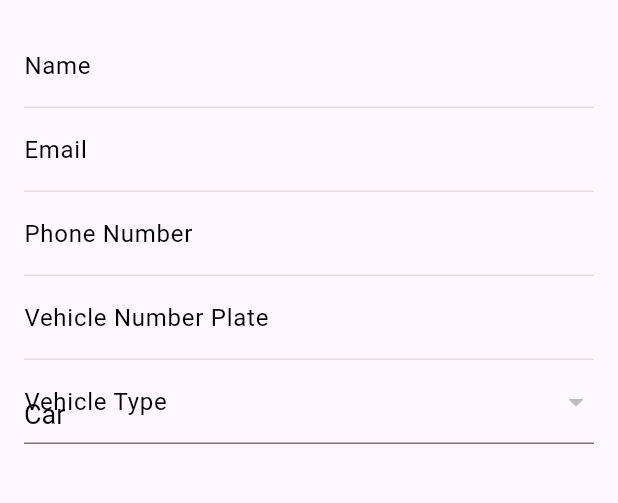
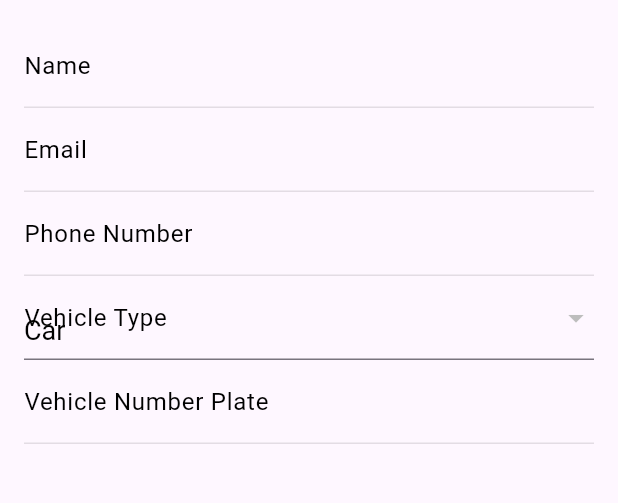
Before and after one commit to kaizhelam/GroceryDeliveryAppDriver, a Flutter app: the ProfileScreen screen opened directly with empty values, on a phone screen of 412 x 824 dp, the part 84-587 px from its top. Run offline on Flutter 3.47's test engine with Material 3 defaults, Android fonts, the light colour scheme and no system bars; our stand-ins replace cloud_firestore, firebase_core, fluttertoast, google_maps_flutter, location, timezone; missing offline and left inert: flutter_polyline_points; accounts and stored records are empty.

Commit message:
update commit

```diff
--- a/grocery_delivery_app_driver/lib/widget/bottombar.dart
+++ b/grocery_delivery_app_driver/lib/widget/bottombar.dart
@@ -12,7 +12,7 @@ class _bottomBarScreenState extends State<bottomBarScreen> {
   Widget build(BuildContext context) {
     return Scaffold(
       appBar: AppBar(
-        title: Text('Profile', style: TextStyle(color: Colors.white),),
+        title: const Text('Profile', style: TextStyle(color: Colors.white),),
         backgroundColor: Colors.cyan,
       ),
     );
--- a/grocery_delivery_app_driver/lib/widget/profile.dart
+++ b/grocery_delivery_app_driver/lib/widget/profile.dart
@@ -15,11 +15,11 @@ class ProfileScreen extends StatefulWidget {
 }
 
 class _ProfileScreenState extends State<ProfileScreen> {
-  late TextEditingController _nameController = TextEditingController();
-  late TextEditingController _emailController = TextEditingController();
-  late TextEditingController _phoneNumberController = TextEditingController();
-  late TextEditingController _numberPlateController = TextEditingController();
-  String _selectedVehicleType = 'Car'; // Default value
+  late final TextEditingController _nameController = TextEditingController();
+  late final TextEditingController _emailController = TextEditingController();
+  late final TextEditingController _phoneNumberController = TextEditingController();
+  late final TextEditingController _numberPlateController = TextEditingController();
+  String _selectedVehicleType = 'Car';
 
   bool _isEditing = false;
 
@@ -41,7 +41,7 @@ class _ProfileScreenState extends State<ProfileScreen> {
           _emailController.text = doc['email'];
           _phoneNumberController.text = doc['phoneNumber'];
           _numberPlateController.text = doc['vehicleNumberPlate'];
-          _selectedVehicleType = doc['vehicleType'] ?? 'Car'; // Set default value if null or invalid
+          _selectedVehicleType = doc['vehicleType'] ?? 'Car';
         });
       }
     }).catchError((error) {
@@ -92,7 +92,7 @@ class _ProfileScreenState extends State<ProfileScreen> {
   Widget build(BuildContext context) {
     return Scaffold(
       appBar: AppBar(
-        title: Text(
+        title: const Text(
           'Profile',
           style: TextStyle(color: Colors.white),
         ),
@@ -107,14 +107,14 @@ class _ProfileScreenState extends State<ProfileScreen> {
         ],
       ),
       body: Padding(
-        padding: EdgeInsets.all(16.0),
+        padding: const EdgeInsets.all(16.0),
         child: Column(
           crossAxisAlignment: CrossAxisAlignment.start,
           children: [
             TextField(
               controller: _nameController,
               enabled: _isEditing,
-              decoration: InputDecoration(
+              decoration: const InputDecoration(
                 labelText: 'Name',
                 labelStyle: TextStyle(color: Colors.black),
               ),
@@ -123,7 +123,7 @@ class _ProfileScreenState extends State<ProfileScreen> {
             TextField(
               controller: _emailController,
               enabled: _isEditing,
-              decoration: InputDecoration(
+              decoration: const InputDecoration(
                 labelText: 'Email',
                 labelStyle: TextStyle(color: Colors.black),
               ),
@@ -132,17 +132,8 @@ class _ProfileScreenState extends State<ProfileScreen> {
             TextField(
               controller: _phoneNumberController,
               enabled: _isEditing,
-              decoration: InputDecoration(
+              decoration: const InputDecoration(
                 labelText: 'Phone Number',
-                labelStyle: TextStyle(color: Colors.black),
-              ),
-              style: TextStyle(color: _isEditing ? null : Colors.black),
-            ),
-            TextField(
-              controller: _numberPlateController,
-              enabled: _isEditing,
-              decoration: InputDecoration(
-                labelText: 'Vehicle Number Plate',
                 labelStyle: TextStyle(color: Colors.black),
               ),
               style: TextStyle(color: _isEditing ? null : Colors.black),
@@ -161,17 +152,26 @@ class _ProfileScreenState extends State<ProfileScreen> {
                   value: value,
                   child: Text(
                     value,
-                    style: TextStyle(color: Colors.black, fontSize: 18), // Set text color to black
+                    style: const TextStyle(color: Colors.black, fontSize: 18),
                   ),
                 );
               }).toList(),
-              decoration: InputDecoration(
+              decoration: const InputDecoration(
                 labelText: 'Vehicle Type',
                 labelStyle: TextStyle(color: Colors.black),
               ),
               style: TextStyle(color: _isEditing ? null : Colors.black),
             ),
-            if (_isEditing) SizedBox(height: 20),
+            TextField(
+              controller: _numberPlateController,
+              enabled: _isEditing,
+              decoration: const InputDecoration(
+                labelText: 'Vehicle Number Plate',
+                labelStyle: TextStyle(color: Colors.black),
+              ),
+              style: TextStyle(color: _isEditing ? null : Colors.black),
+            ),
+            if (_isEditing) const SizedBox(height: 20),
             if (_isEditing)
               ElevatedButton(
                 onPressed: _saveChanges,
@@ -181,7 +181,7 @@ class _ProfileScreenState extends State<ProfileScreen> {
                   foregroundColor:
                   MaterialStateProperty.all<Color>(Colors.white),
                 ),
-                child: Text('Save Changes'),
+                child: const Text('Save Changes'),
               ),
           ],
         ),
```
Also changed, not shown: grocery_delivery_app_driver/lib/main.dart (+4 -4 lines), grocery_delivery_app_driver/lib/widget/dashboard.dart (+42 -36 lines), grocery_delivery_app_driver/lib/widget/earning_screen.dart (+46 -45 lines), grocery_delivery_app_driver/lib/widget/login.dart (+30 -24 lines), grocery_delivery_app_driver/lib/widget/order_traking_page.dart (+14 -47 lines).
